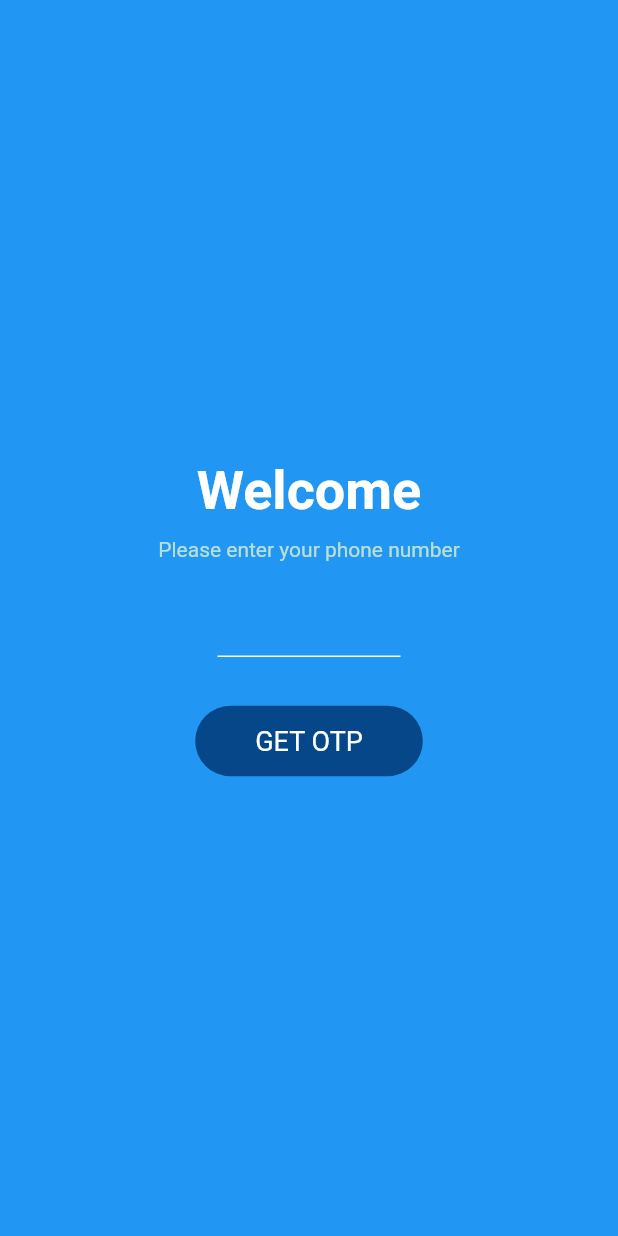
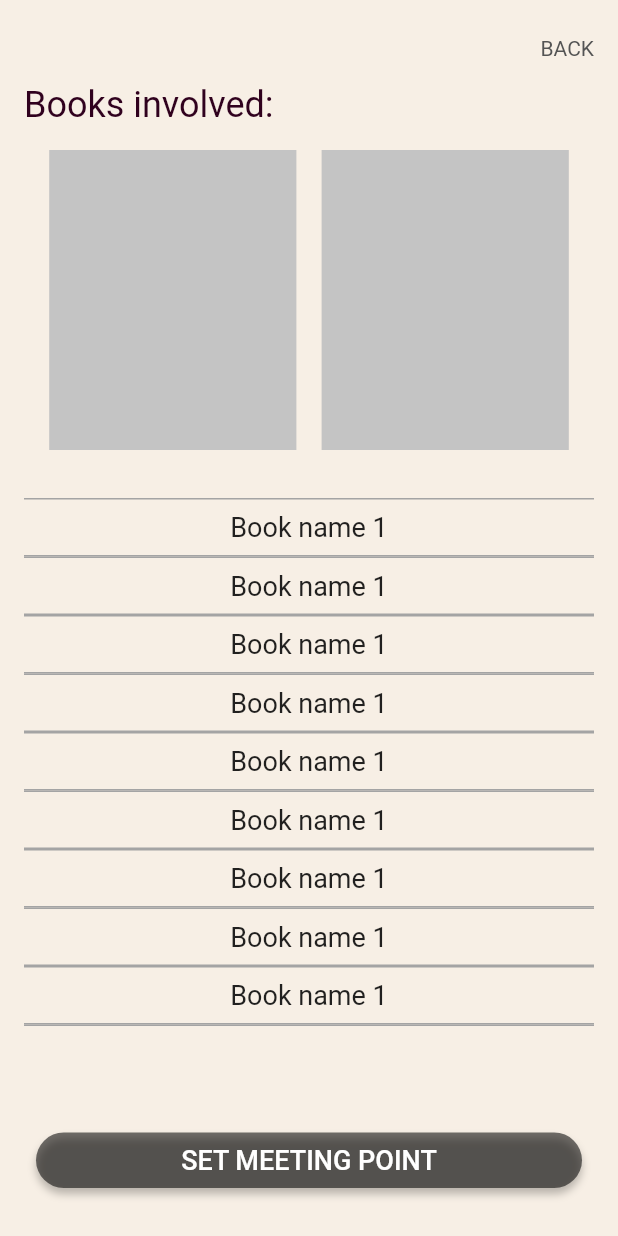
Before and after one commit to acmpesuecc/allabtbooks, a Flutter app: the screen it shows after launch, on a phone screen of 412 x 824 dp. Run offline on Flutter 3.47's test engine with Material 2 defaults, Android fonts, the light colour scheme and no system bars; our stand-ins replace google_fonts; Roboto replaces fonts that are missing (Mali, Rosarivo).

Commit message:
Created the chat,dialogue,select books pages Refers to issue #7

```diff
--- /dev/null
+++ b/lib/books_involved.dart
@@ -0,0 +1,133 @@
+import 'package:flutter/material.dart';
+import 'package:google_fonts/google_fonts.dart';
+
+class Books_involved extends StatefulWidget {
+  @override
+  _Books_involvedState createState() => _Books_involvedState();
+}
+
+class _Books_involvedState extends State<Books_involved> {
+  @override
+  Widget build(BuildContext context) {
+    return SafeArea(
+      child: Scaffold(
+        backgroundColor: Color(0xffF7EFE5),
+        body: Padding(
+          padding: const EdgeInsets.symmetric(horizontal: 16.0, vertical: 24),
+          child: Column(
+            mainAxisAlignment: MainAxisAlignment.spaceBetween,
+            children: [
+              Column(
+                children: [
+                  Row(
+                    mainAxisAlignment: MainAxisAlignment.end,
+                    children: [
+                      Text(
+                        'BACK',
+                        style: GoogleFonts.rosarivo(
+                            fontSize: 14, color: Color(0xff545454)),
+                      ),
+                    ],
+                  ),
+                  Padding(
+                    padding: const EdgeInsets.only(top: 16.0),
+                    child: Row(
+                      mainAxisAlignment: MainAxisAlignment.start,
+                      children: [
+                        Text(
+                          'Books involved:',
+                          style: GoogleFonts.mali(
+                              fontSize: 24, color: Color(0xff30011E)),
+                        ),
+                      ],
+                    ),
+                  ),
+                  Padding(
+                    padding: const EdgeInsets.only(top: 16.0),
+                    child: Row(
+                      mainAxisAlignment: MainAxisAlignment.spaceEvenly,
+                      children: [
+                        Container(
+                          color: Color(0xffC4C4C4),
+                          height: 200,
+                          width: MediaQuery.of(context).size.width * 2 / 5,
+                        ),
+                        Container(
+                          color: Color(0xffC4C4C4),
+                          height: 200,
+                          width: MediaQuery.of(context).size.width * 2 / 5,
+                        )
+                      ],
+                    ),
+                  ),
+                  Padding(
+                    padding: const EdgeInsets.only(top: 32.0),
+                    child: SizedBox(
+                      height: MediaQuery.of(context).size.height * 0.43,
+                      child: ListView.builder(
+                          itemCount: 20,
+                          itemBuilder: (BuildContext ctx, int i) {
+                            return InkWell(
+                              onTap: () {},
+                              child: Column(
+                                children: [
+                                  Container(
+                                    width: MediaQuery.of(context).size.width,
+                                    height: 1,
+                                    color: const Color(0xffA4A4A4),
+                                  ),
+                                  Padding(
+                                    padding: const EdgeInsets.symmetric(
+                                        vertical: 8.0),
+                                    child: Text(
+                                      'Book name 1',
+                                      style: GoogleFonts.rosarivo(fontSize: 18),
+                                    ),
+                                  ),
+                                  Container(
+                                    width: MediaQuery.of(context).size.width,
+                                    height: 1,
+                                    color: const Color(0xffA4A4A4),
+                                  ),
+                                ],
+                              ),
+                            );
+                          }),
+                    ),
+                  )
+                ],
+              ),
+              TextButton(
+                onPressed: () {},
+                style: ButtonStyle(
+                  overlayColor: MaterialStateColor.resolveWith(
+                      (states) => Colors.transparent),
+                ),
+                child: Container(
+                    width: MediaQuery.of(context).size.width,
+                    decoration: BoxDecoration(
+                        color: Colors.black.withOpacity(0.55),
+                        boxShadow: [
+                          BoxShadow(
+                              color: Colors.black.withOpacity(0.25),
+                              blurRadius: 4,
+                              offset: Offset(0, 4))
+                        ],
+                        borderRadius: BorderRadius.circular(30)),
+                    child: Padding(
+                      padding: const EdgeInsets.symmetric(vertical: 8.0),
+                      child: Text(
+                        'SET MEETING POINT',
+                        textAlign: TextAlign.center,
+                        style: GoogleFonts.rosarivo(
+                            fontSize: 18, color: Colors.white),
+                      ),
+                    )),
+              ),
+            ],
+          ),
+        ),
+      ),
+    );
+  }
+}
--- a/lib/main.dart
+++ b/lib/main.dart
@@ -1,5 +1,5 @@
 import 'package:flutter/material.dart';
-import 'welcome.dart';
+import 'books_involved.dart';
 
 void main() {
   runApp(const MyApp());
@@ -15,7 +15,7 @@ class MyApp extends StatelessWidget {
       theme: ThemeData(
         primarySwatch: Colors.blue,
       ),
-      home: Welcome(),
+      home: Books_involved(),
     );
   }
 }
--- a/lib/welcome.dart
+++ b/lib/welcome.dart
@@ -1,7 +1,8 @@
-import 'package:allabtbooks/main.dart';
 import 'package:flutter/material.dart';
 
 class Welcome extends StatefulWidget {
+  const Welcome({Key? key}) : super(key: key);
+
   @override
   _WelcomeState createState() => _WelcomeState();
 }
@@ -10,18 +11,17 @@ class _WelcomeState extends State<Welcome> {
   @override
   Widget build(BuildContext context) {
     return Scaffold(
-      backgroundColor: Color(0xff2196F3),
-      body: Container(
+      backgroundColor: const Color(0xff2196F3),
+      body: SizedBox(
         width: MediaQuery.of(context).size.width,
         height: MediaQuery.of(context).size.height,
         child: Column(
           mainAxisAlignment: MainAxisAlignment.center,
           crossAxisAlignment: CrossAxisAlignment.center,
           children: [
-            Container(
-              child: Column(
+            Column(
               children: [
-                  Padding(
+                const Padding(
                   padding: EdgeInsets.only(bottom: 10),
                   child: Text(
                     'Welcome',
@@ -31,17 +31,16 @@ class _WelcomeState extends State<Welcome> {
                         fontWeight: FontWeight.bold),
                   ),
                 ),
-                  Padding(
-                    padding: const EdgeInsets.only(bottom: 16.0),
+                const Padding(
+                  padding: EdgeInsets.only(bottom: 16.0),
                   child: Text(
                     'Please enter your phone number',
                     style: TextStyle(
-                          color: Color(0xffB8E0D2),
-                          fontWeight: FontWeight.w400),
+                        color: Color(0xffB8E0D2), fontWeight: FontWeight.w400),
                   ),
                 ),
-                  Padding(
-                    padding: const EdgeInsets.symmetric(horizontal: 145.0),
+                const Padding(
+                  padding: EdgeInsets.symmetric(horizontal: 145.0),
                   child: TextField(
                     keyboardType: TextInputType.number,
                     style: TextStyle(color: Color(0xffB8E0D2)),
@@ -61,16 +60,16 @@ class _WelcomeState extends State<Welcome> {
                       style: ButtonStyle(
                         shape:
                             MaterialStateProperty.all<RoundedRectangleBorder>(
-                                  RoundedRectangleBorder(
-                                      borderRadius: BorderRadius.all(
-                                          Radius.circular(30)))),
+                                const RoundedRectangleBorder(
+                                    borderRadius:
+                                        BorderRadius.all(Radius.circular(30)))),
                         backgroundColor: MaterialStateProperty.all<Color>(
-                              Color(0xff064789)),
+                            const Color(0xff064789)),
                       ),
                       onPressed: () {},
-                        child: Padding(
-                          padding: const EdgeInsets.symmetric(
-                              vertical: 5, horizontal: 32),
+                      child: const Padding(
+                        padding:
+                            EdgeInsets.symmetric(vertical: 5, horizontal: 32),
                         child: Text(
                           'GET OTP',
                           style: TextStyle(
@@ -81,7 +80,6 @@ class _WelcomeState extends State<Welcome> {
                       )),
                 ),
               ],
-              ),
             )
           ],
         ),
--- a/pubspec.yaml
+++ b/pubspec.yaml
@@ -29,11 +29,12 @@ environment:
 dependencies:
   flutter:
     sdk: flutter
-
+  firebase: ^9.0.2
 
   # The following adds the Cupertino Icons font to your application.
   # Use with the CupertinoIcons class for iOS style icons.
   cupertino_icons: ^1.0.2
+  google_fonts: ^2.3.1
 
 dev_dependencies:
   flutter_test:
```
Also changed, not shown: lib/chat.dart (added, +90 -0 lines), lib/dialogue.dart (added, +264 -0 lines), assets/images/Rectangle 37.png (added), lib/final_details.dart (added), pubspec.lock, 2 other files. Lines whose indentation alone changed are shown as unchanged.
